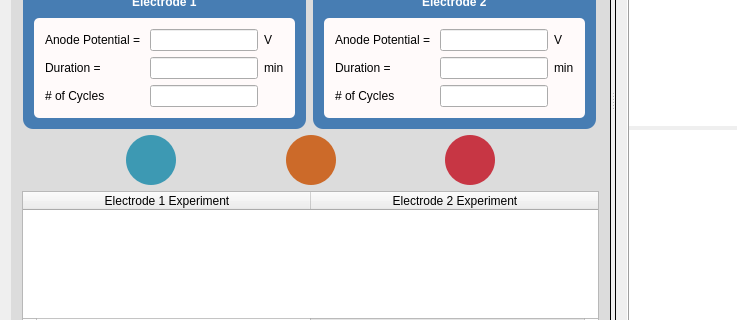
meng-han/uiucBioSensor, file mainwindow.ui: the form before one commit; both pictures show x 0 to 737 and y 309 to 629 of the 1381 by 792 pixel window.
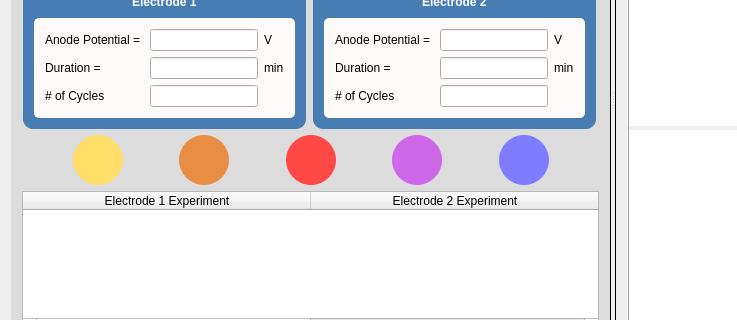
The form after the commit. Icons and pictures are not drawn.

What changed in the file:
```diff
--- a/mainwindow.ui
+++ b/mainwindow.ui
@@ -628,7 +628,7 @@
              <string notr="true">
 
 QPushButton {
- background-color: #3D99B3;
+ background-color: #FFDE69;
 
  border-radius:25px;
 
@@ -676,7 +676,7 @@
              <string notr="true">
 
 QPushButton {
- background-color: #CC6A29;
+ background-color: #E88D44;
 
  border-radius:25px;
 
@@ -724,7 +724,7 @@
              <string notr="true">
 
 QPushButton {
- background-color: #C73644;
+ background-color: #FF4945;
 
  border-radius:25px;
 
@@ -766,6 +766,102 @@
             </property>
            </spacer>
           </item>
+          <item>
+           <widget class="QPushButton" name="editPushButton">
+            <property name="styleSheet">
+             <string notr="true">
+
+QPushButton {
+ background-color: #CF68E8;
+
+ border-radius:25px;
+
+ max-width:50px;
+ max-height:50px;
+ min-width:50px;
+ min-height:50px;
+ }
+
+ QPushButton:pressed {
+     background-color: #CF68E8;
+ }
+
+QPushButton:hover{
+	border: 1px solid white;
+}
+
+</string>
+            </property>
+            <property name="text">
+             <string/>
+            </property>
+            <property name="icon">
+             <iconset resource="Icons.qrc">
+              <normaloff>:/icons/icons/edit-50.png</normaloff>:/icons/icons/edit-50.png</iconset>
+            </property>
+           </widget>
+          </item>
+          <item>
+           <spacer name="horizontalSpacer_14">
+            <property name="orientation">
+             <enum>Qt::Horizontal</enum>
+            </property>
+            <property name="sizeHint" stdset="0">
+             <size>
+              <width>40</width>
+              <height>20</height>
+             </size>
+            </property>
+           </spacer>
+          </item>
+          <item>
+           <widget class="QPushButton" name="savePushButton">
+            <property name="styleSheet">
+             <string notr="true">
+
+QPushButton {
+ background-color: #7E7CFF;
+
+ border-radius:25px;
+
+ max-width:50px;
+ max-height:50px;
+ min-width:50px;
+ min-height:50px;
+ }
+
+ QPushButton:pressed {
+     background-color: #7E7CFF;
+ }
+
+QPushButton:hover{
+	border: 1px solid white;
+}
+
+</string>
+            </property>
+            <property name="text">
+             <string/>
+            </property>
+            <property name="icon">
+             <iconset resource="Icons.qrc">
+              <normaloff>:/icons/icons/save-50.png</normaloff>:/icons/icons/save-50.png</iconset>
+            </property>
+           </widget>
+          </item>
+          <item>
+           <spacer name="horizontalSpacer_15">
+            <property name="orientation">
+             <enum>Qt::Horizontal</enum>
+            </property>
+            <property name="sizeHint" stdset="0">
+             <size>
+              <width>40</width>
+              <height>20</height>
+             </size>
+            </property>
+           </spacer>
+          </item>
          </layout>
         </item>
         <item>
```
Left out of the diff: 6 changed lines with no effect on the pictures.
